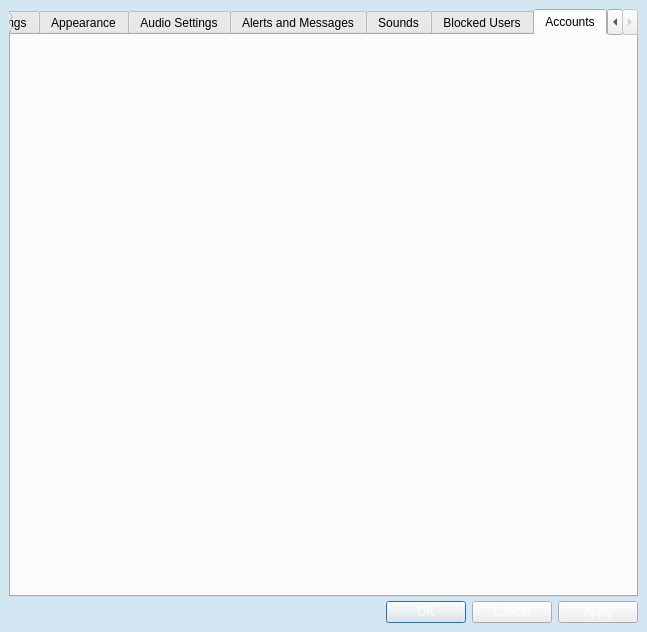
Old version of the form src/tools/customwidgets/optionsdialog_base.ui in the repository AlekSi/Jabbin.
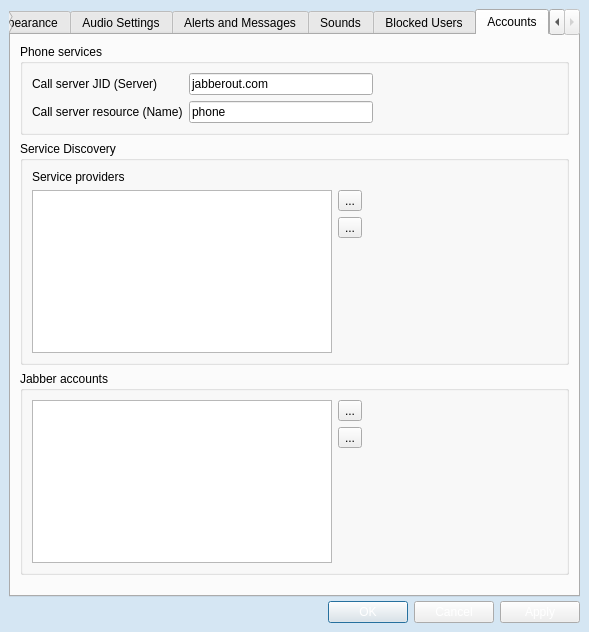
New version of the form. The open tabs and pages were chosen to show the change. Icons and pictures are not drawn. Custom widgets are drawn as their Qt base class.

The edit to the form file:
```diff
--- a/src/tools/customwidgets/optionsdialog_base.ui
+++ b/src/tools/customwidgets/optionsdialog_base.ui
@@ -5,7 +5,7 @@
    <rect>
     <x>0</x>
     <y>0</y>
-    <width>647</width>
+    <width>589</width>
     <height>632</height>
    </rect>
   </property>
@@ -1168,6 +1168,218 @@
           <iconset resource="customwidgets.qrc" >
            <normaloff>:/customwidgets/data/options/accounts.png</normaloff>:/customwidgets/data/options/accounts.png</iconset>
          </attribute>
+         <layout class="QGridLayout" name="gridLayout_14" >
+          <item row="0" column="0" >
+           <widget class="QGroupBox" name="groupPhoneServices" >
+            <property name="minimumSize" >
+             <size>
+              <width>400</width>
+              <height>0</height>
+             </size>
+            </property>
+            <property name="title" >
+             <string>Phone services</string>
+            </property>
+            <layout class="QGridLayout" name="gridLayout_11" >
+             <item row="0" column="0" >
+              <widget class="QLabel" name="label_4" >
+               <property name="text" >
+                <string>Call server JID (Server)</string>
+               </property>
+              </widget>
+             </item>
+             <item row="0" column="1" >
+              <widget class="QLineEdit" name="editPhoneServicesServer" >
+               <property name="text" >
+                <string>jabberout.com </string>
+               </property>
+              </widget>
+             </item>
+             <item row="1" column="0" >
+              <widget class="QLabel" name="label_5" >
+               <property name="text" >
+                <string>Call server resource (Name)</string>
+               </property>
+              </widget>
+             </item>
+             <item row="1" column="1" >
+              <widget class="QLineEdit" name="editPhoneServicesName" >
+               <property name="text" >
+                <string>phone</string>
+               </property>
+              </widget>
+             </item>
+             <item row="0" column="2" >
+              <spacer name="horizontalSpacer_10" >
+               <property name="orientation" >
+                <enum>Qt::Horizontal</enum>
+               </property>
+               <property name="sizeHint" stdset="0" >
+                <size>
+                 <width>40</width>
+                 <height>20</height>
+                </size>
+               </property>
+              </spacer>
+             </item>
+            </layout>
+           </widget>
+          </item>
+          <item row="1" column="0" >
+           <widget class="QGroupBox" name="groupServiceDiscovery" >
+            <property name="title" >
+             <string>Service Discovery</string>
+            </property>
+            <layout class="QGridLayout" name="gridLayout_12" >
+             <item row="0" column="0" colspan="2" >
+              <widget class="QLabel" name="labelServiceDiscovery" >
+               <property name="text" >
+                <string>Service providers</string>
+               </property>
+              </widget>
+             </item>
+             <item rowspan="3" row="1" column="0" >
+              <widget class="QListWidget" name="listServiceDiscovery" >
+               <property name="minimumSize" >
+                <size>
+                 <width>300</width>
+                 <height>0</height>
+                </size>
+               </property>
+              </widget>
+             </item>
+             <item row="1" column="1" >
+              <widget class="QToolButton" name="buttonServiceDiscoveryAdd" >
+               <property name="text" >
+                <string>...</string>
+               </property>
+               <property name="icon" >
+                <iconset resource="customwidgets.qrc" >
+                 <normaloff>:/customwidgets/generic/data/icon-add.png</normaloff>:/customwidgets/generic/data/icon-add.png</iconset>
+               </property>
+              </widget>
+             </item>
+             <item row="2" column="1" >
+              <widget class="QToolButton" name="buttonServiceDiscoveryRemove" >
+               <property name="text" >
+                <string>...</string>
+               </property>
+               <property name="icon" >
+                <iconset resource="customwidgets.qrc" >
+                 <normaloff>:/customwidgets/generic/data/icon-delete.png</normaloff>:/customwidgets/generic/data/icon-delete.png</iconset>
+               </property>
+              </widget>
+             </item>
+             <item row="3" column="1" >
+              <spacer name="verticalSpacer_10" >
+               <property name="orientation" >
+                <enum>Qt::Vertical</enum>
+               </property>
+               <property name="sizeHint" stdset="0" >
+                <size>
+                 <width>26</width>
+                 <height>78</height>
+                </size>
+               </property>
+              </spacer>
+             </item>
+             <item row="1" column="2" >
+              <spacer name="horizontalSpacer_11" >
+               <property name="orientation" >
+                <enum>Qt::Horizontal</enum>
+               </property>
+               <property name="sizeHint" stdset="0" >
+                <size>
+                 <width>40</width>
+                 <height>20</height>
+                </size>
+               </property>
+              </spacer>
+             </item>
+            </layout>
+           </widget>
+          </item>
+          <item row="2" column="0" >
+           <widget class="QGroupBox" name="groupAccounts" >
+            <property name="title" >
+             <string>Jabber accounts</string>
+            </property>
+            <layout class="QGridLayout" name="gridLayout_13" >
+             <item rowspan="3" row="0" column="0" >
+              <widget class="QListWidget" name="listAccounts" >
+               <property name="minimumSize" >
+                <size>
+                 <width>300</width>
+                 <height>0</height>
+                </size>
+               </property>
+              </widget>
+             </item>
+             <item row="0" column="1" >
+              <widget class="QToolButton" name="buttonAccountsAdd" >
+               <property name="text" >
+                <string>...</string>
+               </property>
+               <property name="icon" >
+                <iconset resource="customwidgets.qrc" >
+                 <normaloff>:/customwidgets/generic/data/icon-add.png</normaloff>:/customwidgets/generic/data/icon-add.png</iconset>
+               </property>
+              </widget>
+             </item>
+             <item row="1" column="1" >
+              <widget class="QToolButton" name="buttonAccountsRemove" >
+               <property name="text" >
+                <string>...</string>
+               </property>
+               <property name="icon" >
+                <iconset resource="customwidgets.qrc" >
+                 <normaloff>:/customwidgets/generic/data/icon-delete.png</normaloff>:/customwidgets/generic/data/icon-delete.png</iconset>
+               </property>
+              </widget>
+             </item>
+             <item row="2" column="1" >
+              <spacer name="verticalSpacer_10" >
+               <property name="orientation" >
+                <enum>Qt::Vertical</enum>
+               </property>
+               <property name="sizeHint" stdset="0" >
+                <size>
+                 <width>20</width>
+                 <height>46</height>
+                </size>
+               </property>
+              </spacer>
+             </item>
+             <item row="1" column="2" >
+              <spacer name="horizontalSpacer_9" >
+               <property name="orientation" >
+                <enum>Qt::Horizontal</enum>
+               </property>
+               <property name="sizeHint" stdset="0" >
+                <size>
+                 <width>40</width>
+                 <height>20</height>
+                </size>
+               </property>
+              </spacer>
+             </item>
+            </layout>
+           </widget>
+          </item>
+          <item row="3" column="0" >
+           <spacer name="verticalSpacer_11" >
+            <property name="orientation" >
+             <enum>Qt::Vertical</enum>
+            </property>
+            <property name="sizeHint" stdset="0" >
+             <size>
+              <width>20</width>
+              <height>40</height>
+             </size>
+            </property>
+           </spacer>
+          </item>
+         </layout>
         </widget>
        </widget>
       </item>
```
Left out of the diff: 4 changed lines with no effect on the pictures.
